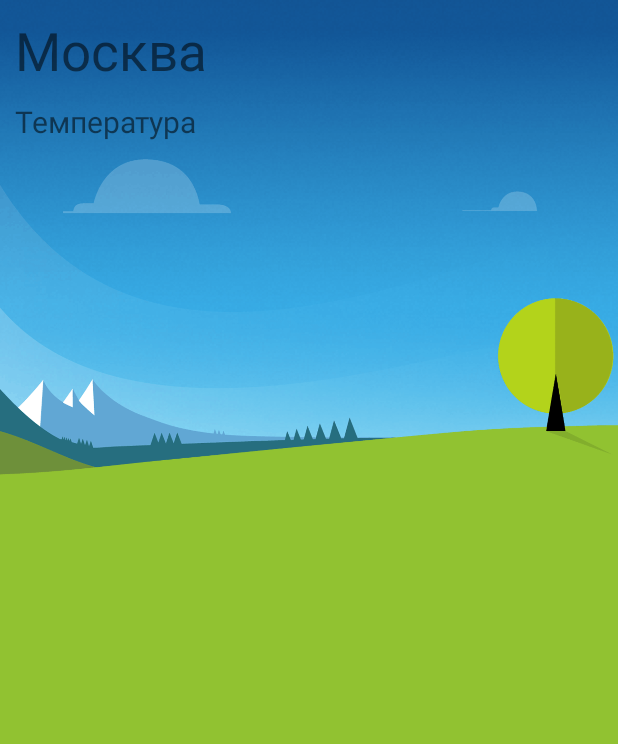
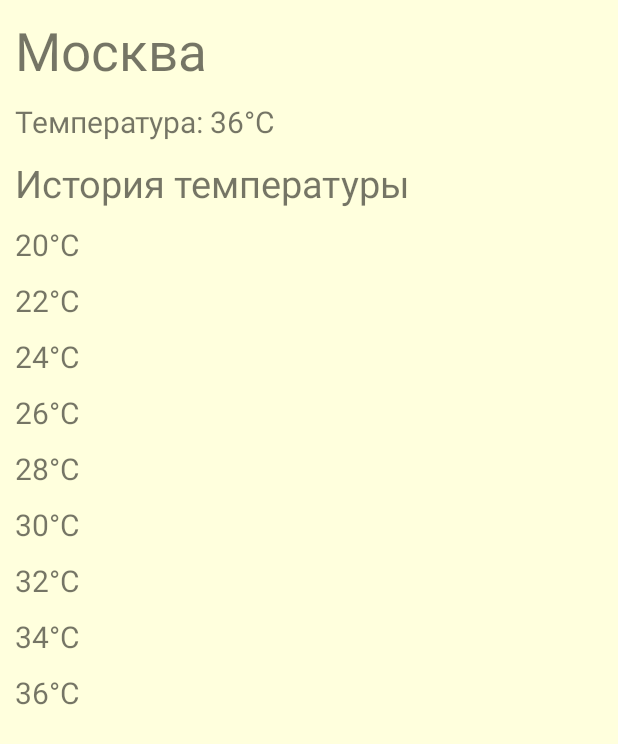
Before and after one commit to dmitry-bystrov/AndroidBase, an Android app: the screen it shows after launch (WeatherActivity), after a tap on "ПОКАЗАТЬ ПОГОДУ", on a phone screen of 412 x 824 dp. Shown: the top 744 px of the screen. Run offline under Robolectric (Android 15) with nearby library versions, the phone set to English and light mode, and no system bars.

Commit message:
home_work_7

```diff
--- a/app/build.gradle
+++ b/app/build.gradle
@@ -22,9 +22,9 @@ android {
 }
 
 dependencies {
+    implementation 'com.android.support:recyclerview-v7:26.1.0'
     implementation fileTree(include: ['*.jar'], dir: 'libs')
     implementation 'com.android.support:appcompat-v7:26.1.0'
-    implementation 'com.android.support.constraint:constraint-layout:1.1.0'
     testImplementation 'junit:junit:4.12'
     androidTestImplementation 'com.android.support.test:runner:1.0.2'
     androidTestImplementation 'com.android.support.test.espresso:espresso-core:3.0.2'
--- /dev/null
+++ b/app/src/main/java/com/example/javarunner/androidbase/MyRecyclerViewAdapter.java
@@ -0,0 +1,56 @@
+package com.example.javarunner.androidbase;
+
+import android.support.v7.widget.RecyclerView;
+import android.view.LayoutInflater;
+import android.view.View;
+import android.view.ViewGroup;
+import android.widget.CheckBox;
+import android.widget.ImageView;
+import android.widget.TextView;
+
+import java.util.List;
+import java.util.Locale;
+
+public class MyRecyclerViewAdapter extends RecyclerView.Adapter<MyRecyclerViewAdapter.ViewHolder> {
+
+    private int[] dataSource;
+
+    public class ViewHolder extends RecyclerView.ViewHolder {
+        TextView textView;
+
+        public ViewHolder(View itemView) {
+            super(itemView);
+            textView = itemView.findViewById(R.id.history_of_temperature);
+        }
+    }
+
+    public MyRecyclerViewAdapter(int[] dataSource) {
+        this.dataSource = dataSource;
+    }
+
+    public void addValue(int value) {
+        int[] newRecyclerViewData = new int[dataSource.length + 1];
+        newRecyclerViewData[0] = value;
+        for (int i = 1; i < newRecyclerViewData.length; i++) {
+            newRecyclerViewData[i] = dataSource[i - 1];
+        }
+
+        dataSource = newRecyclerViewData;
+    }
+
+    @Override
+    public ViewHolder onCreateViewHolder(ViewGroup parent, int viewType) {
+        View view = LayoutInflater.from(parent.getContext()).inflate(R.layout.recycler_item, parent, false);
+        return new ViewHolder(view);
+    }
+
+    @Override
+    public void onBindViewHolder(ViewHolder holder, int position) {
+        holder.textView.setText(String.format(Locale.getDefault(), "%d°C", dataSource[position]));
+    }
+
+    @Override
+    public int getItemCount() {
+        return dataSource.length;
+    }
+}
--- a/app/src/main/java/com/example/javarunner/androidbase/WeatherFragment.java
+++ b/app/src/main/java/com/example/javarunner/androidbase/WeatherFragment.java
@@ -2,12 +2,19 @@ package com.example.javarunner.androidbase;
 
 import android.app.Fragment;
 import android.os.Bundle;
+import android.support.v7.widget.LinearLayoutManager;
+import android.support.v7.widget.RecyclerView;
 import android.view.LayoutInflater;
 import android.view.View;
 import android.view.ViewGroup;
 import android.widget.TextView;
 
+import java.util.Locale;
+import java.util.Random;
+
 public class WeatherFragment extends Fragment {
+    private MyRecyclerViewAdapter adapter;
+
     public static WeatherFragment newInstance(SettingsParcel settingsParcel) {
         WeatherFragment weatherFragment = new WeatherFragment();
 
@@ -27,6 +34,16 @@ public class WeatherFragment extends Fragment {
         View view = inflater.inflate(R.layout.fragment_weather, container, false);
         SettingsParcel settingsParcel = getSettingsParcel();
 
+        RecyclerView recyclerView = view.findViewById(R.id.recycler_view);
+        recyclerView.setHasFixedSize(true);
+
+        LinearLayoutManager layoutManager = new LinearLayoutManager(getActivity());
+        recyclerView.setLayoutManager(layoutManager);
+
+        int[] recyclerViewData = getResources().getIntArray(R.array.temperature_history);
+        adapter = new MyRecyclerViewAdapter(recyclerViewData);
+        recyclerView.setAdapter(adapter);
+
         if (settingsParcel != null) {
             updateWeather(view, settingsParcel);
         }
@@ -44,5 +61,22 @@ public class WeatherFragment extends Fragment {
         textViewTemperature.setVisibility(settingsParcel.showTemperature() ? View.VISIBLE : View.GONE);
         textViewPressure.setVisibility(settingsParcel.showPressure() ? View.VISIBLE : View.GONE);
         textViewHumidity.setVisibility(settingsParcel.showHumidity() ? View.VISIBLE : View.GONE);
+
+        final int temperatureValue = new Random().nextInt(80) - 40;
+
+        textViewTemperature.setText(String.format(Locale.getDefault(),
+                "%s: %d°C", getString(R.string.temperature_text), temperatureValue));
+        textViewPressure.setText(String.format(Locale.getDefault(),
+                "%s: %d %s", getString(R.string.pressure_text), new Random().nextInt(40) + 740, getString(R.string.pressure_unit)));
+        textViewHumidity.setText(String.format(Locale.getDefault(),
+                "%s: %d%%", getString(R.string.humidity_text), new Random().nextInt(100) + 1));
+
+        textViewTemperature.setOnClickListener(new View.OnClickListener() {
+            @Override
+            public void onClick(View v) {
+                adapter.addValue(temperatureValue);
+                adapter.notifyDataSetChanged();
+            }
+        });
     }
 }
--- a/app/src/main/res/layout/fragment_weather.xml
+++ b/app/src/main/res/layout/fragment_weather.xml
@@ -1,54 +1,52 @@
 <?xml version="1.0" encoding="utf-8"?>
-<FrameLayout xmlns:android="http://schemas.android.com/apk/res/android"
-    android:layout_width="match_parent"
-    android:layout_height="match_parent">
-
-    <ImageView
+<LinearLayout xmlns:android="http://schemas.android.com/apk/res/android"
     android:layout_width="match_parent"
     android:layout_height="match_parent"
-        android:src="@drawable/day_partlycloudy"
-        android:scaleType="centerCrop"/>
-
-    <LinearLayout
-        android:layout_width="match_parent"
-        android:layout_height="match_parent"
-        android:orientation="vertical"
-        android:layout_margin="@dimen/margin_default">
+    android:layout_margin="@dimen/margin_default"
+    android:orientation="vertical">
 
     <TextView
         android:id="@+id/header_text"
         android:layout_width="wrap_content"
         android:layout_height="wrap_content"
-            android:textSize="@dimen/text_size_header"
         android:text="@string/weather_text"
-            />
+        android:textSize="@dimen/text_size_header" />
 
     <TextView
         android:id="@+id/temperature_text"
         android:layout_width="wrap_content"
         android:layout_height="wrap_content"
-            android:textSize="@dimen/text_size_default"
         android:layout_marginTop="@dimen/margin_default"
         android:text="@string/temperature_text"
-             />
+        android:textSize="@dimen/text_size_default" />
 
     <TextView
         android:id="@+id/pressure_text"
         android:layout_width="wrap_content"
         android:layout_height="wrap_content"
-            android:textSize="@dimen/text_size_default"
         android:layout_marginTop="@dimen/margin_default"
         android:text="@string/pressure_text"
-            />
+        android:textSize="@dimen/text_size_default" />
 
     <TextView
         android:id="@+id/humidity_text"
         android:layout_width="wrap_content"
         android:layout_height="wrap_content"
-            android:textSize="@dimen/text_size_default"
         android:layout_marginTop="@dimen/margin_default"
         android:text="@string/humidity_text"
-            />
+        android:textSize="@dimen/text_size_default" />
+
+    <TextView
+        android:layout_width="match_parent"
+        android:layout_height="wrap_content"
+        android:layout_marginTop="@dimen/margin_default"
+        android:text="@string/history_of_temperature"
+        android:textSize="@dimen/text_size_middle" />
+
+    <android.support.v7.widget.RecyclerView
+        android:id="@+id/recycler_view"
+        android:scrollbars="vertical"
+        android:layout_width="match_parent"
+        android:layout_height="match_parent" />
 
 </LinearLayout>
-</FrameLayout>
--- /dev/null
+++ b/app/src/main/res/layout/recycler_item.xml
@@ -0,0 +1,7 @@
+<?xml version="1.0" encoding="utf-8"?>
+<TextView xmlns:android="http://schemas.android.com/apk/res/android"
+android:id="@+id/history_of_temperature"
+android:layout_width="wrap_content"
+android:layout_height="wrap_content"
+android:layout_marginTop="@dimen/margin_default"
+android:textSize="@dimen/text_size_default" />
--- /dev/null
+++ b/app/src/main/res/values/arrays.xml
@@ -0,0 +1,14 @@
+<?xml version="1.0" encoding="utf-8"?>
+<resources>
+    <integer-array name="temperature_history">
+        <item>20</item>
+        <item>22</item>
+        <item>24</item>
+        <item>26</item>
+        <item>28</item>
+        <item>30</item>
+        <item>32</item>
+        <item>34</item>
+        <item>36</item>
+    </integer-array>
+</resources>
--- a/app/src/main/res/values/dimens.xml
+++ b/app/src/main/res/values/dimens.xml
@@ -2,5 +2,6 @@
 <resources>
     <dimen name="margin_default">10dp</dimen>
     <dimen name="text_size_header">35sp</dimen>
+    <dimen name="text_size_middle">25sp</dimen>
     <dimen name="text_size_default">20sp</dimen>
 </resources>
--- a/app/src/main/res/values/strings.xml
+++ b/app/src/main/res/values/strings.xml
@@ -3,9 +3,11 @@
     <string name="weather_text">Погода</string>
     <string name="temperature_text">Температура</string>
     <string name="pressure_text">Давление</string>
+    <string name="pressure_unit">мм рт. ст.</string>
     <string name="humidity_text">Влажность</string>
     <string name="select_location_text">Выберите местоположение</string>
     <string name="show_text">Показать погоду</string>
+    <string name="history_of_temperature">История температуры</string>
 
     <string-array name="Locations">
         <item>Москва</item>
@@ -13,5 +15,10 @@
         <item>Екатеринбург</item>
         <item>Новосибирск</item>
         <item>Самара</item>
+        <item>Воронеж</item>
+        <item>Иркутск</item>
+        <item>Красноярск</item>
+        <item>Хабаровск</item>
+        <item>Владивосток</item>
     </string-array>
 </resources>
```
Also changed, not shown: app/src/main/res/drawable-land/day_partlycloudy.png (deleted), app/src/main/res/drawable-port/day_partlycloudy.png (deleted). Lines whose indentation alone changed are shown as unchanged.
